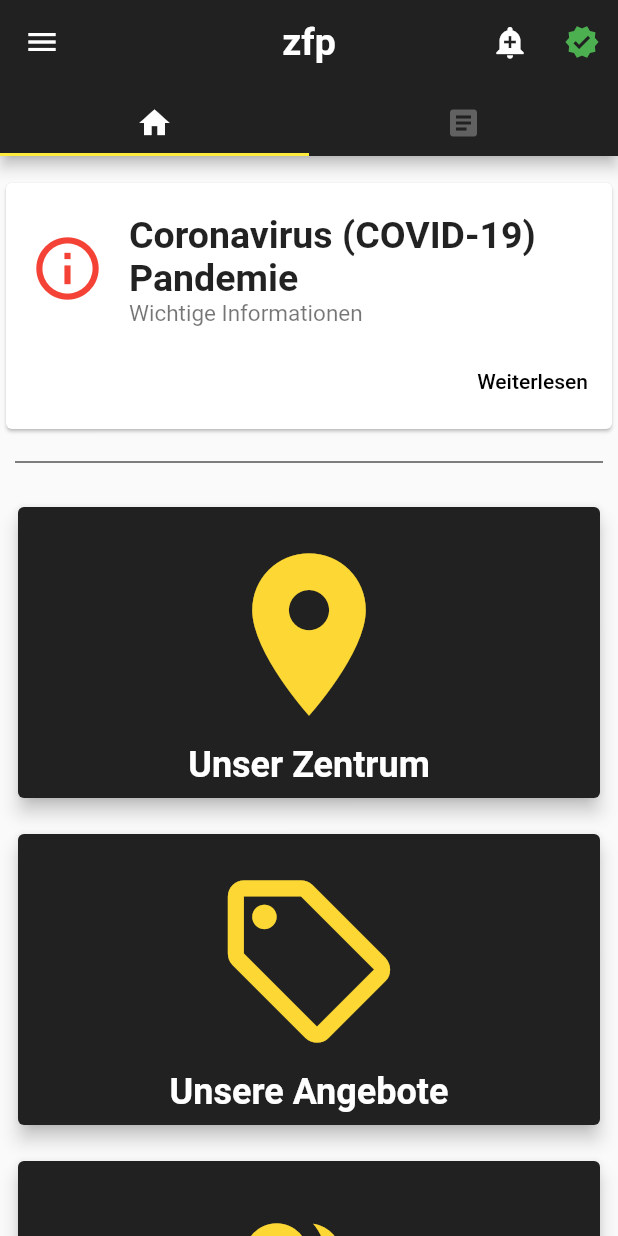
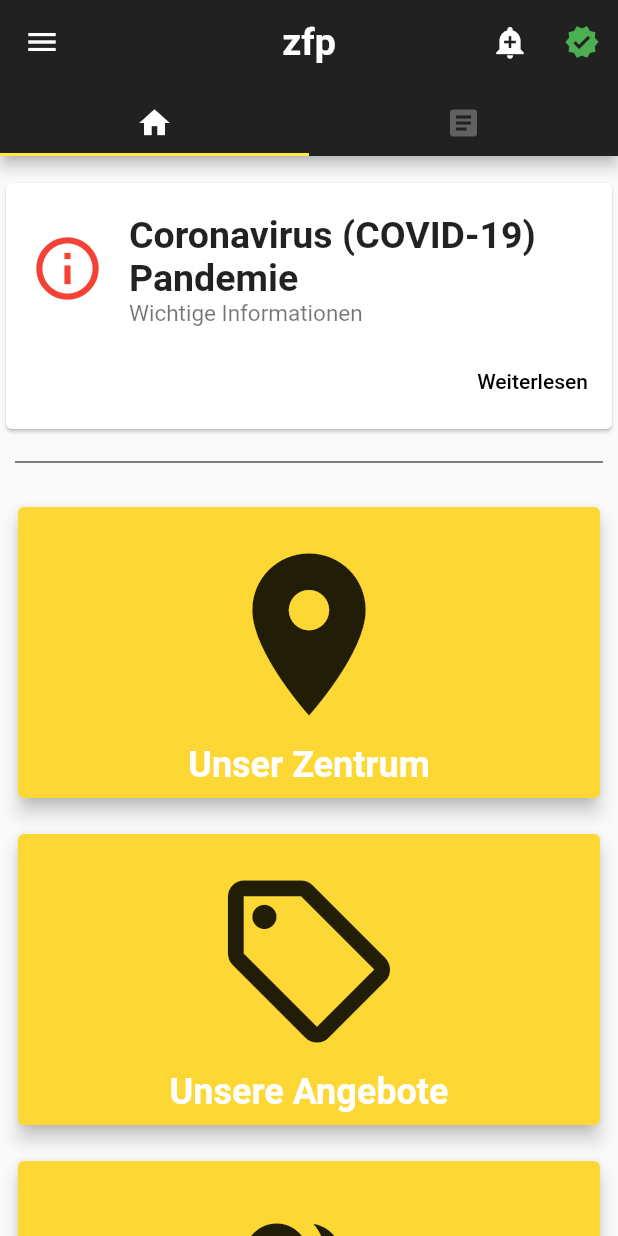
Before and after one commit to HerrLendo/pzn_app, a Flutter app: the screen it shows after launch, on a phone screen of 412 x 824 dp. Run offline on Flutter 3.47's test engine with Material 2 defaults, Android fonts, the phone set to English and light mode, and no system bars; our stand-ins replace cloud_firestore, firebase_core, firebase_messaging; accounts and stored records are empty.

Commit message:
Revert "2.0.1"
This reverts commit a4e61f07

```diff
--- a/lib/home_screen.dart
+++ b/lib/home_screen.dart
@@ -3,8 +3,6 @@ import 'package:flutter/material.dart';
 import 'package:pzn_app/corona_alert-item.dart';
 import 'package:pzn_app/item.dart';
 import 'package:pzn_app/posts.dart';
-
-import 'zfp_wiesloch.dart';
 
 class HomePage extends StatelessWidget {
   @override
@@ -27,16 +25,16 @@ class HomePage extends StatelessWidget {
             padding: const EdgeInsets.all(8.0),
             child: SizedBox(
               child: Card(
-                color: Colors.grey[900],
+                color: Colors.yellow[600],
                 elevation: 5,
                 child: InkWell(
-                  onTap: () => {Navigator.push(context, MaterialPageRoute(builder: (BuildContext context) => zfp()))},
+                  onTap: (){},
                   child: Center(
                     child: Column(
                       children: <Widget>[
                         Padding(padding: EdgeInsets.fromLTRB(20.0, 20.0, 20.0, 0.0),
                           child: Center(
-                            child: Icon(Icons.place, size: 130, color: Colors.yellow[600],),
+                            child: Icon(Icons.place, size: 130,),
                           ),
                         ),
                         Padding(padding: EdgeInsets.all(8.0),
@@ -58,7 +56,7 @@ class HomePage extends StatelessWidget {
             padding: const EdgeInsets.all(8.0),
             child: SizedBox(
               child: Card(
-                color: Colors.grey[900],
+                color: Colors.yellow[600],
                 elevation: 5,
                 child: InkWell(
                   onTap: (){},
@@ -67,7 +65,7 @@ class HomePage extends StatelessWidget {
                       children: <Widget>[
                         Padding(padding: EdgeInsets.fromLTRB(20.0, 20.0, 20.0, 0.0),
                           child: Center(
-                            child: Icon(Icons.local_offer_outlined, size: 130, color: Colors.yellow[600]),
+                            child: Icon(Icons.local_offer_outlined, size: 130,),
                           ),
                         ),
                         Padding(padding: EdgeInsets.all(8.0),
@@ -89,16 +87,16 @@ class HomePage extends StatelessWidget {
             padding: const EdgeInsets.all(8.0),
             child: SizedBox(
               child: Card(
-                color: Colors.grey[900],
+                color: Colors.yellow[600],
                 elevation: 5,
                 child: InkWell(
-                  onTap: () => {},
+                  onTap: (){},
                   child: Center(
                     child: Column(
                       children: <Widget>[
                         Padding(padding: EdgeInsets.fromLTRB(20.0, 20.0, 20.0, 0.0),
                           child: Center(
-                            child: Icon(Icons.group_add, size: 130, color: Colors.yellow[600],),
+                            child: Icon(Icons.group_add, size: 130,),
                           ),
                         ),
                         Padding(padding: EdgeInsets.all(8.0),
```
Also changed, not shown: lib/zfp_wiesloch.dart (deleted, +0 -95 lines), 3 other files.
